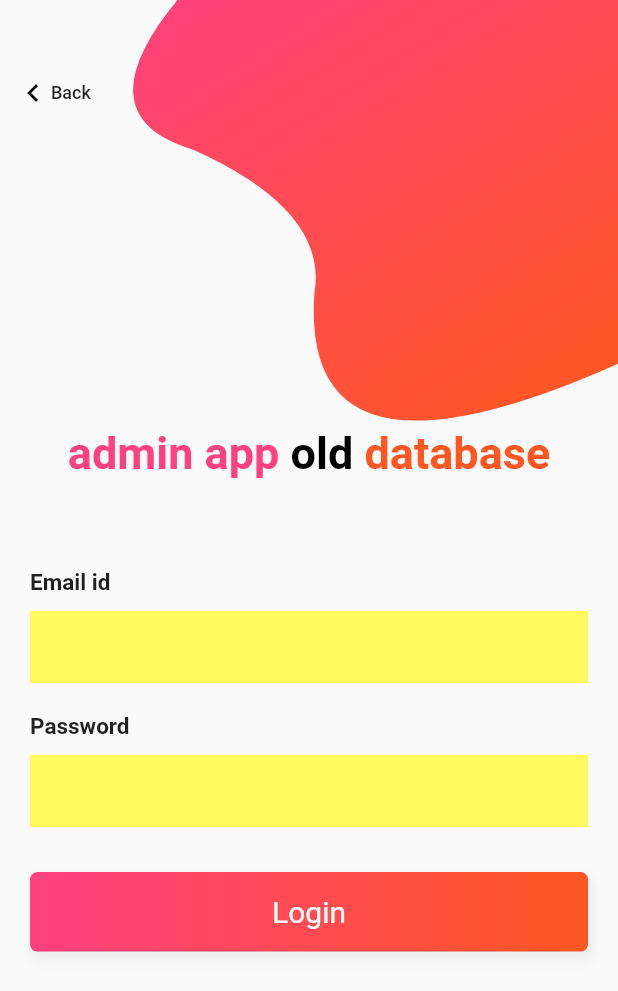
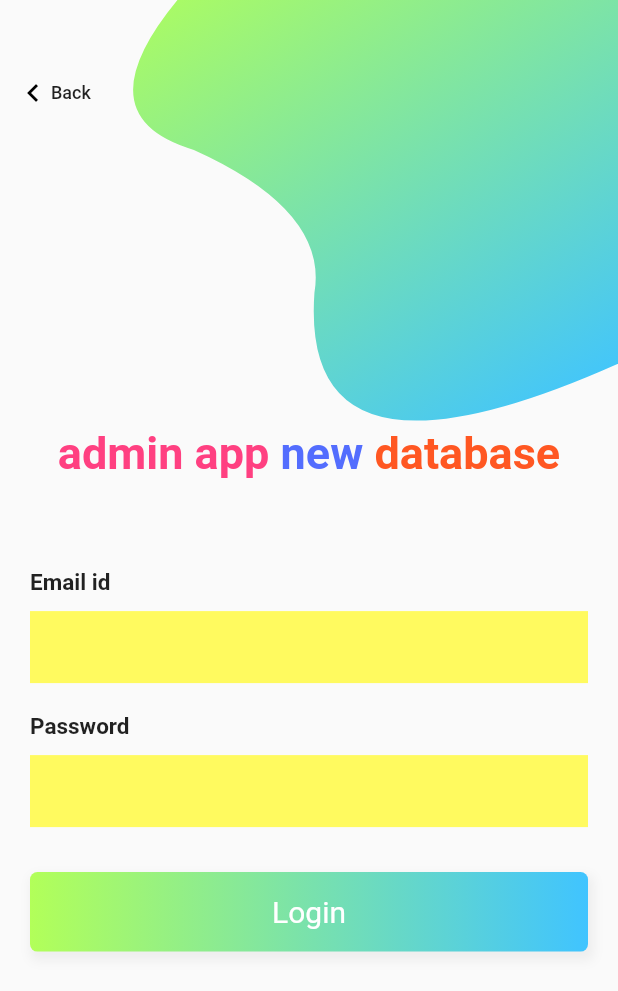
Before and after one commit to sultanularefin/newDBadminOrderApp, a Flutter app: the screen it shows after launch, on a phone screen of 412 x 824 dp. Shown: the top 991 px of the screen. Run offline on Flutter 3.47's test engine with Material 2 defaults, Android fonts, the phone set to English and light mode, and no system bars; our stand-ins replace cached_network_image, cloud_firestore, firebase_auth, firebase_core, firebase_storage, flutter_cache_manager and 4 more; missing offline and left inert: esc_pos_bluetooth; accounts and stored records are empty.

```diff
--- a/lib/main.dart
+++ b/lib/main.dart
@@ -9,6 +9,10 @@ import 'package:firebase_core/firebase_core.dart';
 
 import 'package:adminorderappnewdb/src/BLoC/bloc_provider.dart';
 
+
+// ic launcher image created from this link, copied from pixaby:
+
+// Image by <a href="https://pixabay.com/users/Einladung_zum_Essen-3625323/?utm_source=link-attribution&amp;utm_medium=referral&amp;utm_campaign=image&amp;utm_content=1804457">Bernadette Wurzinger</a> from <a href="https://pixabay.com/?utm_source=link-attribution&amp;utm_medium=referral&amp;utm_campaign=image&amp;utm_content=1804457">Pixabay</a>
 
 void main() async {
   WidgetsFlutterBinding.ensureInitialized();
--- a/lib/src/identity/Widget/bezierContainer.dart
+++ b/lib/src/identity/Widget/bezierContainer.dart
@@ -30,9 +30,10 @@ class BezierContainer extends StatelessWidget {
 //                  Color(0xfffbb448),
 //
 //                  Color(0xffe46b10)
-
-                  Colors.pinkAccent,
-                  Colors.deepOrange,
+                  Colors.lightGreenAccent,
+                  Colors.lightBlueAccent,
+                  // Colors.pinkAccent,
+                  // Colors.deepOrange,
 
 
                 ]
--- a/lib/src/identity/loginPage.dart
+++ b/lib/src/identity/loginPage.dart
@@ -523,8 +523,8 @@ class _LoginPageState extends State<LoginPage> {
               end: Alignment.centerRight,
               colors: [
 
-                Colors.pinkAccent,
-                Colors.deepOrange,
+                Colors.lightGreenAccent,
+                Colors.lightBlueAccent,
 
 //                  Color(0xfffbb448),
 //                  Color(0xfff7892b)
@@ -574,8 +574,8 @@ class _LoginPageState extends State<LoginPage> {
           ),
           children: [
             TextSpan(
-              text: ' old ',
-              style: TextStyle(color: Colors.black, fontSize: 30),
+              text: ' new ',
+              style: TextStyle(color: Colors.indigoAccent, fontSize: 30),
             ),
             TextSpan(
               text: 'database',
--- a/lib/src/screens/foodGallery/foodgalleryAdminHome2.dart
+++ b/lib/src/screens/foodGallery/foodgalleryAdminHome2.dart
@@ -710,8 +710,8 @@ class _FoodGalleryState extends State<FoodGalleryAdminHome2> {
                       child: Text(
                         // 'order app for old db clent app also uses the same db'.toUpperCase(),
                         'this application is an admin app for uploading food items for a restaurant system,'
-                            ' it is based on, the new database'
-                            'the same database is used by the client application which '
+                            ' it is based on, the new database. '
+                            'The same database is used by the client application which '
                             'is partially developped and also the new order app.',
 
                         textAlign: TextAlign.justify,
```
Also changed, not shown: 20 other files.
